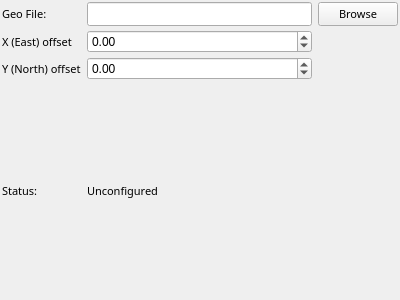
Qt form multires_image/src/multires_config.ui (ros2-gbp/mapviz-release) before a commit.
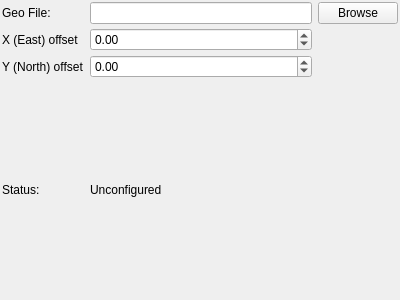
The same form after that commit.

Diff of the .ui file:
```diff
--- a/multires_image/src/multires_config.ui
+++ b/multires_image/src/multires_config.ui
@@ -34,12 +34,6 @@
    </property>
    <item row="6" column="1">
     <widget class="QLabel" name="label_2">
-     <property name="font">
-      <font>
-       <family>Sans Serif</family>
-       <pointsize>8</pointsize>
-      </font>
-     </property>
      <property name="text">
       <string>Status:</string>
      </property>
@@ -47,12 +41,6 @@
    </item>
    <item row="6" column="2" colspan="2">
     <widget class="QLabel" name="status">
-     <property name="font">
-      <font>
-       <family>Sans Serif</family>
-       <pointsize>8</pointsize>
-      </font>
-     </property>
      <property name="styleSheet">
       <string notr="true"/>
      </property>
@@ -72,12 +60,6 @@
        <verstretch>0</verstretch>
       </sizepolicy>
      </property>
-     <property name="font">
-      <font>
-       <family>Sans Serif</family>
-       <pointsize>8</pointsize>
-      </font>
-     </property>
      <property name="styleSheet">
       <string notr="true"/>
      </property>
@@ -88,12 +70,6 @@
    </item>
    <item row="2" column="1">
     <widget class="QLabel" name="label">
-     <property name="font">
-      <font>
-       <family>Sans Serif</family>
-       <pointsize>8</pointsize>
-      </font>
-     </property>
      <property name="text">
       <string>Geo File:</string>
      </property>
@@ -101,22 +77,10 @@
    </item>
    <item row="2" column="2">
     <widget class="QLineEdit" name="path">
-     <property name="font">
-      <font>
-       <family>Sans Serif</family>
-       <pointsize>8</pointsize>
-      </font>
-     </property>
     </widget>
    </item>
    <item row="3" column="1">
     <widget class="QLabel" name="label_3">
-     <property name="font">
-      <font>
-       <family>Sans</family>
-       <pointsize>8</pointsize>
-      </font>
-     </property>
      <property name="text">
       <string>X (East) offset</string>
      </property>
@@ -124,12 +88,6 @@
    </item>
    <item row="4" column="1">
     <widget class="QLabel" name="label_4">
-     <property name="font">
-      <font>
-       <family>Sans</family>
-       <pointsize>8</pointsize>
-      </font>
-     </property>
      <property name="text">
       <string>Y (North) offset</string>
      </property>
```
